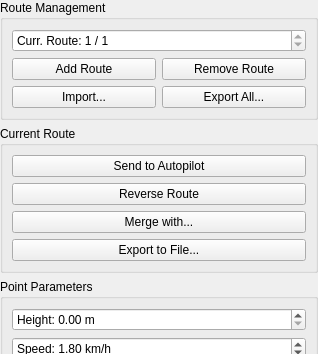
Qt form userinterface/planui.ui (RISE-Dependable-Transport-Systems/WayWise) before a commit; both pictures show x 0 to 318 and y 0 to 354 of the 318 by 852 pixel window.
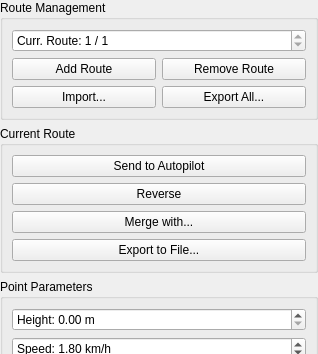
The same form after that commit.

Commit message: Button names fixed following comment from pull request 39

Diff of the .ui file:
```diff
--- a/userinterface/planui.ui
+++ b/userinterface/planui.ui
@@ -114,7 +114,7 @@
       <item>
        <widget class="QPushButton" name="Reverse">
         <property name="text">
-         <string>Reverse Route</string>
+         <string>Reverse</string>
         </property>
        </widget>
       </item>
```
Left out of the diff: 4 changed lines with no effect on the pictures. The commit also changes 2 other files.
